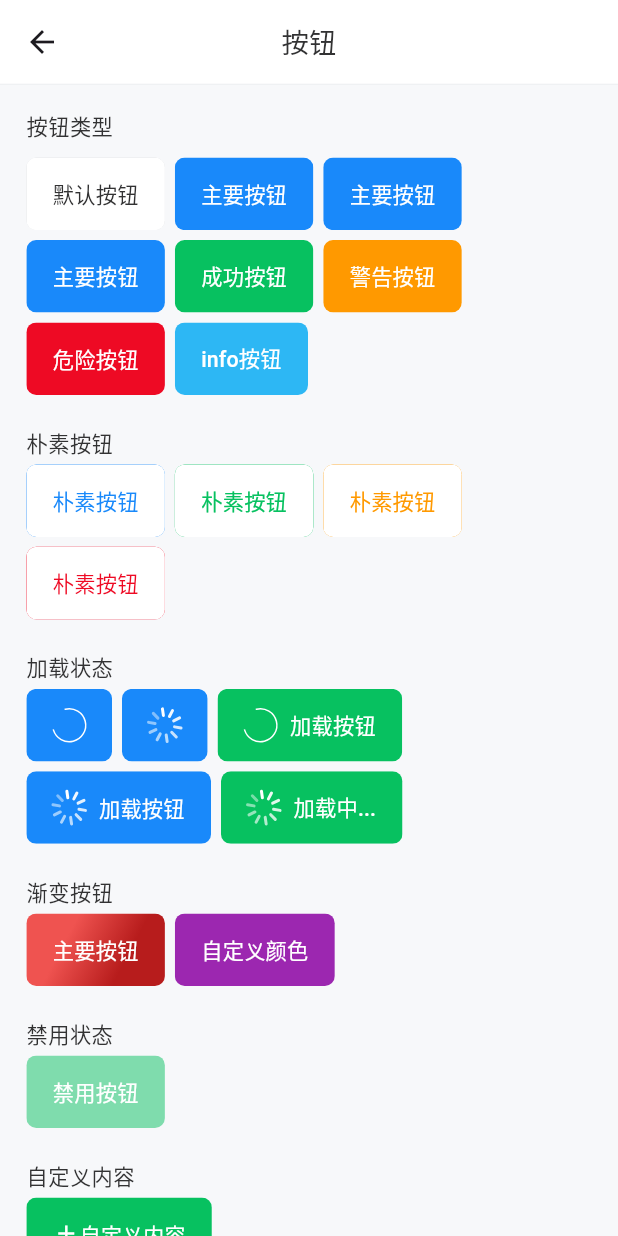
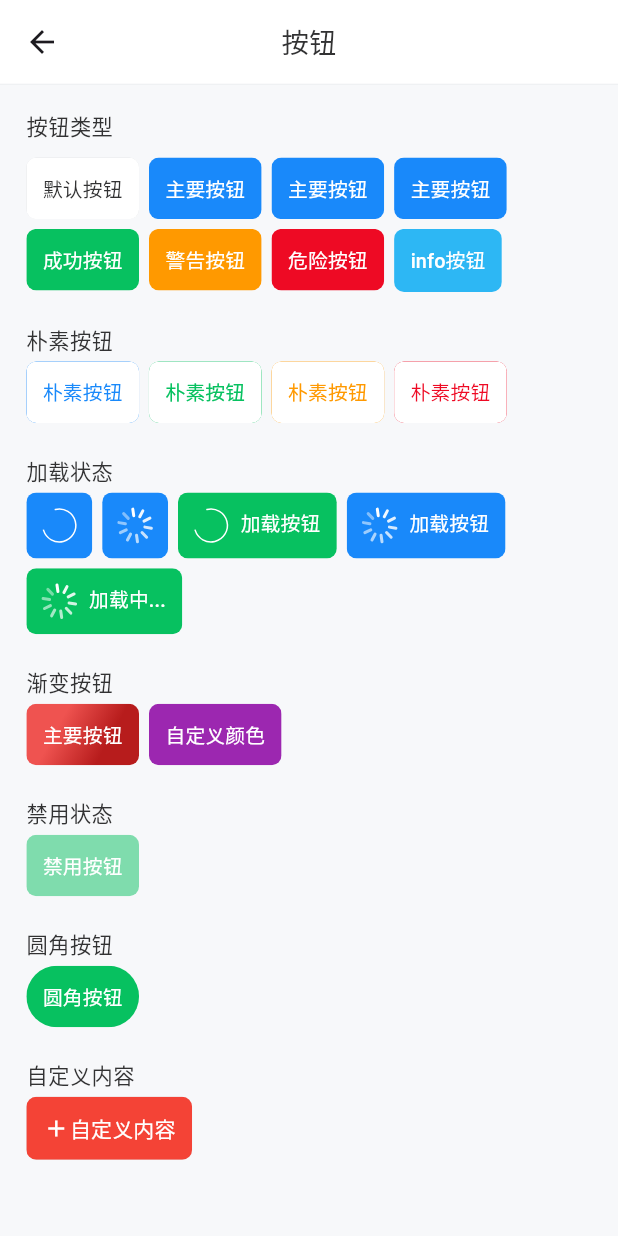
Before and after one commit to chasonHgg/flutter_better_ui, a Flutter app: the BetterButtonPage screen opened by its route, on a phone screen of 412 x 824 dp. Run offline on Flutter 3.47's test engine with Material 3 defaults, Android fonts, the phone set to English and light mode, and no system bars; our stand-ins replace get.

Commit message:
* Add BetterTimePicker * Optimize BetterButton * Optimize BetterPopup to not require fixed height for pop-up in the middle

```diff
--- a/example/lib/i18n/locale/en_us.dart
+++ b/example/lib/i18n/locale/en_us.dart
@@ -99,4 +99,7 @@ Map<String, String> enUS = {
   '选择类型(选择秒)': 'Select type(select second)',
   '跑马灯': 'Marquee',
   '展示组件': 'Display Components',
+  '圆角按钮': 'Rounded Button',
+  '自定义': 'Custom',
+  '自定义背景颜色': 'Custom Background Color',
 };
--- a/example/lib/i18n/locale/zh_cn.dart
+++ b/example/lib/i18n/locale/zh_cn.dart
@@ -99,4 +99,7 @@ Map<String, String> zhCN = {
   '选择类型(选择秒)': '选择类型(选择秒)',
   '跑马灯': '跑马灯',
   '展示组件': '展示组件',
+  '圆角按钮': '圆角按钮',
+  '自定义': '自定义',
+  '自定义背景颜色': "自定义背景颜色",
 };
--- a/example/lib/pages/better_button_page.dart
+++ b/example/lib/pages/better_button_page.dart
@@ -135,7 +135,7 @@ class BetterButtonPage extends StatelessWidget {
                   BetterButton(
                     text: '自定义颜色'.tr,
                     borderColor: Colors.transparent,
-                    color: Colors.purple,
+                    backgroundColor: Colors.purple,
                     textStyle: TextStyle(color: Colors.white),
                   ),
                 ],
@@ -155,16 +155,37 @@ class BetterButtonPage extends StatelessWidget {
                 ],
               ),
               SizedBox(height: 20.bw),
+              Text('圆角按钮'.tr, style: TextStyle(fontSize: 14.bsp)),
+              SizedBox(height: 4.bw),
+              Wrap(
+                spacing: 6.bw,
+                runSpacing: 6.bw,
+                children: [
+                  BetterButton(
+                    text: '圆角按钮'.tr,
+                    type: BetterButtonType.success,
+                    borderRadius: BorderRadius.all(Radius.circular(999.bw)),
+                  ),
+                ],
+              ),
+              SizedBox(height: 20.bw),
               Text('自定义内容'.tr, style: TextStyle(fontSize: 14.bsp)),
               SizedBox(height: 4.bw),
+              Wrap(
+                spacing: 6.bw,
+                runSpacing: 6.bw,
+                children: [
                   BetterButton(
-                type: BetterButtonType.success,
+                    backgroundColor: Colors.red,
                     child: Row(
+                      mainAxisSize: MainAxisSize.min,
                       children: [
                         Icon(Icons.add, color: Colors.white),
                         Text('自定义内容'.tr, style: TextStyle(color: Colors.white)),
                       ],
                     ),
+                  ),
+                ],
               ),
               SizedBox(height: 20.bw),
               //屏幕宽度
--- a/example/lib/pages/home.dart
+++ b/example/lib/pages/home.dart
@@ -144,7 +144,7 @@ class Home extends StatelessWidget {
                 Get.toNamed("/betterSwipeAction");
               },
             ),
-            // SizedBox(height: 20.bw),
+            SizedBox(height: 20.bw),
             // Text("展示组件".tr, style: TextStyle(fontSize: 14.bsp)),
             // SizedBox(height: 10.bw),
             // BetterCell(
--- a/lib/better_button.dart
+++ b/lib/better_button.dart
@@ -21,7 +21,7 @@ class BetterButton extends StatelessWidget {
   final VoidCallback? onClick;
 
   /// 按钮的背景颜色。如果为 null，则从 [type] 派生颜色
-  final Color? color;
+  final Color? backgroundColor;
 
   /// 按钮的边框颜色
   final Color? borderColor;
@@ -30,7 +30,7 @@ class BetterButton extends StatelessWidget {
   final Color? overlayColor;
 
   /// 按钮的圆角半径
-  final double? borderRadius;
+  final BorderRadiusGeometry? borderRadius;
 
   /// 是否显示加载状态
   final bool loading;
@@ -80,9 +80,6 @@ class BetterButton extends StatelessWidget {
   /// 是否渲染朴素（轮廓）样式的按钮
   final bool? plain;
 
-  /// 内部行的主轴对齐方式
-  final MainAxisAlignment? mainAxisAlignment;
-
   /// 是否禁用水波纹效果
   final bool? disableSplash;
 
@@ -109,7 +106,7 @@ class BetterButton extends StatelessWidget {
     super.key,
     this.type = BetterButtonType.defaultType,
     this.onClick,
-    this.color,
+    this.backgroundColor,
     this.borderColor,
     this.overlayColor,
     this.borderRadius,
@@ -129,7 +126,6 @@ class BetterButton extends StatelessWidget {
     this.padding,
     this.plain = false,
     this.gradient,
-    this.mainAxisAlignment,
     this.disableSplash = false,
     this.disabled = false,
     this.hideContentWhenLoading = true,
@@ -143,20 +139,22 @@ class BetterButton extends StatelessWidget {
   Widget build(BuildContext context) {
     loadingSize ??= 20.bw;
     loadingMarginRight ??= 8.bw;
-    height ??= 44.bw;
 
     BetterThemeExtension themeExtension = BetterUtil.getThemeExtension(
       context,
     )!;
     BetterButtonTheme buttonTheme = themeExtension.buttonTheme;
 
-    Color? defaultColor = buttonTheme.defaultColor;
-    Color? finalBackgroundColor = color ?? defaultColor;
+    Color? defaultColor = buttonTheme.defaultBackgroundColor;
+    Color? finalBackgroundColor = backgroundColor ?? defaultColor;
     Color finalBorderColor = borderColor ?? buttonTheme.borderColor;
     Color? finalTextColor = buttonTheme.defaultTextColor;
-    double finalBorderRadius = borderRadius ?? buttonTheme.borderRadius ?? 6.bw;
+    BorderRadiusGeometry finalBorderRadius =
+        borderRadius ??
+        buttonTheme.borderRadius ??
+        BorderRadius.all(Radius.circular(6.bw));
 
-    Color finalLoadingColor = loadingColor ?? buttonTheme.loadingColor;
+    Color finalLoadingColor = buttonTheme.loadingColor;
 
     TextStyle? finalTextStyle = textStyle ?? TextStyle();
 
@@ -173,7 +171,7 @@ class BetterButton extends StatelessWidget {
     Color infoColor = themeExtension.infoColor;
 
     // 获取按钮类型
-    if (color == null) {
+    if (backgroundColor == null) {
       if (plain == null || plain == false) {
         if (type == BetterButtonType.defaultType) {
           finalBackgroundColor = defaultColor;
@@ -251,6 +249,10 @@ class BetterButton extends StatelessWidget {
       }
     }
 
+    if (loadingColor != null) {
+      finalLoadingColor = loadingColor!;
+    }
+
     // 获取按钮内容
     final children = <Widget>[];
     if (loading) {
@@ -309,7 +311,13 @@ class BetterButton extends StatelessWidget {
 
     //获取loading文本
     if (loading == true && loadingText != null) {
-      children.add(Text(loadingText!, style: finalTextStyle));
+      children.add(
+        Text(
+          loadingText!,
+          style: finalTextStyle,
+          overflow: TextOverflow.ellipsis,
+        ),
+      );
     }
 
     //获取后缀
@@ -335,9 +343,7 @@ class BetterButton extends StatelessWidget {
             ? NoSplash.splashFactory
             : InkSparkle.splashFactory,
         shape: WidgetStateProperty.all(
-          RoundedRectangleBorder(
-            borderRadius: BorderRadius.circular(finalBorderRadius),
-          ),
+          RoundedRectangleBorder(borderRadius: finalBorderRadius),
         ),
         side: isShowBorder == true
             ? WidgetStateProperty.all(
@@ -355,13 +361,9 @@ class BetterButton extends StatelessWidget {
               ? finalBackgroundColor.withAlpha(128)
               : finalBackgroundColor,
           gradient: gradient,
-          borderRadius: BorderRadius.circular(finalBorderRadius),
+          borderRadius: finalBorderRadius,
         ),
-        child: Row(
-          mainAxisSize: MainAxisSize.min,
-          mainAxisAlignment: mainAxisAlignment ?? buttonTheme.mainAxisAlignment,
-          children: children,
-        ),
+        child: Wrap(runAlignment: WrapAlignment.center, children: children),
       ),
     );
   }
--- a/lib/better_swipe_cell.dart
+++ b/lib/better_swipe_cell.dart
@@ -85,6 +85,7 @@ class _BetterSwipeCellState extends State<BetterSwipeCell>
   @override
   void dispose() {
     _controller.dispose();
+    _dragOffset.dispose();
     super.dispose();
   }
 
--- a/lib/theme/child_themes/better_button_theme.dart
+++ b/lib/theme/child_themes/better_button_theme.dart
@@ -4,10 +4,10 @@ import 'package:flutter/material.dart';
 class BetterButtonTheme {
   final double fontSize;
   final EdgeInsetsGeometry padding;
-  final double? borderRadius;
+  final BorderRadiusGeometry? borderRadius;
   final MainAxisAlignment mainAxisAlignment;
   final Color defaultTextColor;
-  final Color defaultColor;
+  final Color defaultBackgroundColor;
   final Color borderColor;
   final Color primaryTextColor;
   final Color infoTextColor;
@@ -23,7 +23,7 @@ class BetterButtonTheme {
     this.borderRadius,
     this.mainAxisAlignment = MainAxisAlignment.center,
     required this.defaultTextColor,
-    required this.defaultColor,
+    required this.defaultBackgroundColor,
     required this.borderColor,
     required this.primaryTextColor,
     required this.infoTextColor,
@@ -38,10 +38,10 @@ class BetterButtonTheme {
   BetterButtonTheme copyWith({
     double? fontSize,
     EdgeInsetsGeometry? padding,
-    double? borderRadius,
+    BorderRadiusGeometry? borderRadius,
     MainAxisAlignment? mainAxisAlignment,
     Color? defaultTextColor,
-    Color? defaultColor,
+    Color? defaultBackgroundColor,
     Color? borderColor,
     Color? primaryTextColor,
     Color? infoTextColor,
@@ -58,7 +58,8 @@ class BetterButtonTheme {
       borderRadius: borderRadius ?? this.borderRadius,
       mainAxisAlignment: mainAxisAlignment ?? this.mainAxisAlignment,
       defaultTextColor: defaultTextColor ?? this.defaultTextColor,
-      defaultColor: defaultColor ?? this.defaultColor,
+      defaultBackgroundColor:
+          defaultBackgroundColor ?? this.defaultBackgroundColor,
       borderColor: borderColor ?? this.borderColor,
       primaryTextColor: primaryTextColor ?? this.primaryTextColor,
       infoTextColor: infoTextColor ?? this.infoTextColor,
@@ -88,7 +89,7 @@ class BetterButtonTheme {
           ) ??
           buttonTheme.padding,
       borderRadius:
-          lerpDouble(
+          BorderRadiusGeometry.lerp(
             buttonTheme.borderRadius,
             otherButtonTheme.borderRadius,
             t,
@@ -101,13 +102,13 @@ class BetterButtonTheme {
             t,
           ) ??
           buttonTheme.defaultTextColor,
-      defaultColor:
+      defaultBackgroundColor:
           Color.lerp(
-            buttonTheme.defaultColor,
-            otherButtonTheme.defaultColor,
+            buttonTheme.defaultBackgroundColor,
+            otherButtonTheme.defaultBackgroundColor,
             t,
           ) ??
-          buttonTheme.defaultColor,
+          buttonTheme.defaultBackgroundColor,
       borderColor:
           Color.lerp(
             buttonTheme.borderColor,
--- a/lib/theme/themes/better_dark_theme.dart
+++ b/lib/theme/themes/better_dark_theme.dart
@@ -34,12 +34,12 @@ ThemeData betterDarkTheme = ThemeData(
       dangerColor: ColorUtil.hexToColor('#ee0a24'),
       borderColor: ColorUtil.hexToColor('#3a3a3c'),
       buttonTheme: BetterButtonTheme(
-        fontSize: 14.bsp,
-        padding: EdgeInsets.symmetric(horizontal: 16.bw),
-        borderRadius: 6.bw,
+        fontSize: 13.bsp,
+        padding: EdgeInsets.symmetric(horizontal: 10.bw, vertical: 10.bw),
+        borderRadius: BorderRadius.all(Radius.circular(6.bw)),
         mainAxisAlignment: MainAxisAlignment.center,
         defaultTextColor: Colors.white,
-        defaultColor: ColorUtil.hexToColor('#1c1c1c'),
+        defaultBackgroundColor: ColorUtil.hexToColor('#1c1c1c'),
         borderColor: ColorUtil.hexToColor('#ffffff'),
         primaryTextColor: ColorUtil.hexToColor('#ffffff'),
         infoTextColor: ColorUtil.hexToColor('#ffffff'),
--- a/lib/theme/themes/better_light_theme.dart
+++ b/lib/theme/themes/better_light_theme.dart
@@ -35,12 +35,12 @@ ThemeData betterLightTheme = ThemeData(
       dangerColor: ColorUtil.hexToColor('#ee0a24'),
       borderColor: ColorUtil.hexToColor('#ebedf0'),
       buttonTheme: BetterButtonTheme(
-        fontSize: 14.bsp,
-        padding: EdgeInsets.symmetric(horizontal: 16.bw),
-        borderRadius: 6.bw,
+        fontSize: 13.bsp,
+        padding: EdgeInsets.symmetric(horizontal: 10.bw, vertical: 10.bw),
+        borderRadius: BorderRadius.all(Radius.circular(6.bw)),
         mainAxisAlignment: MainAxisAlignment.center,
         defaultTextColor: ColorUtil.hexToColor('#323233'),
-        defaultColor: Colors.white,
+        defaultBackgroundColor: Colors.white,
         borderColor: ColorUtil.hexToColor('#dcdee0'),
         primaryTextColor: ColorUtil.hexToColor('#ffffff'),
         infoTextColor: ColorUtil.hexToColor('#ffffff'),
```
Also changed, not shown: example/lib/pages/aaa.dart (added, +107 -0 lines), example/lib/pages/better_marquee_page.dart (+7 -6 lines), example/lib/pages/better_popup_page.dart (+6 -4 lines), example/lib/pages/better_toast_page.dart (+11 -1 lines), lib/better_marquee.dart (+98 -9 lines), lib/better_popup.dart (+3 -6 lines), 3 other files. Lines whose indentation alone changed are shown as unchanged.
